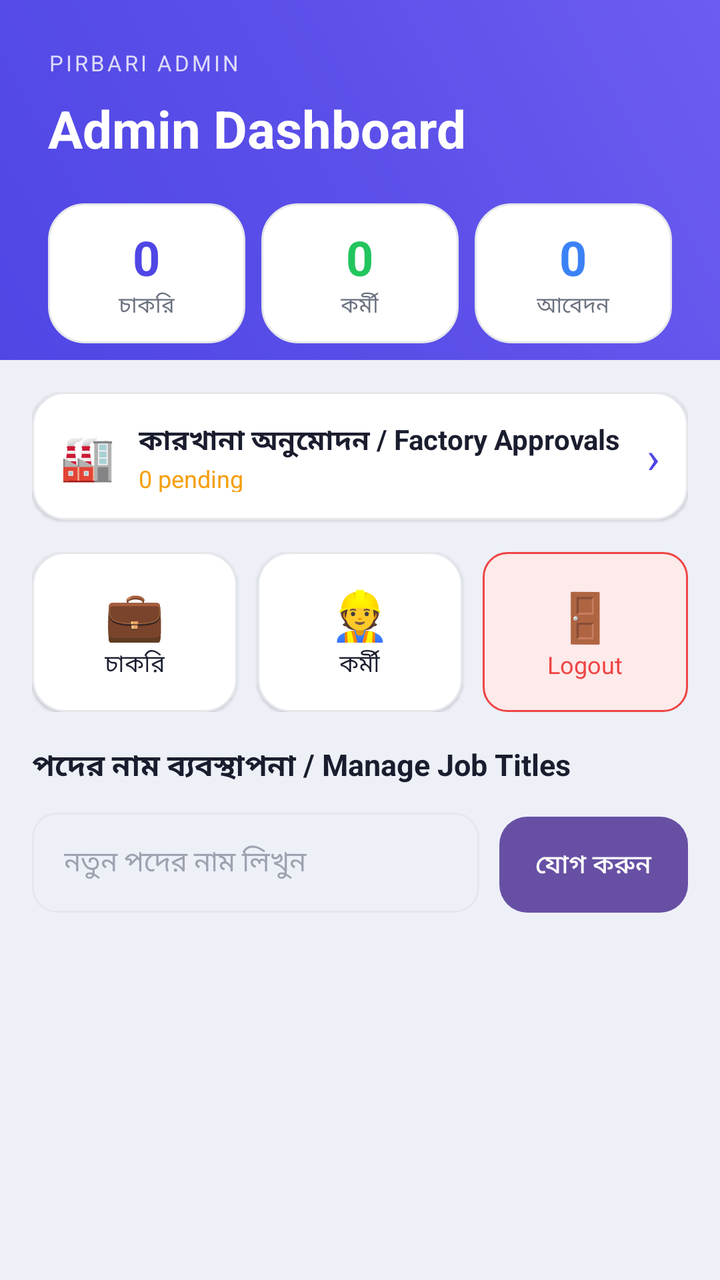
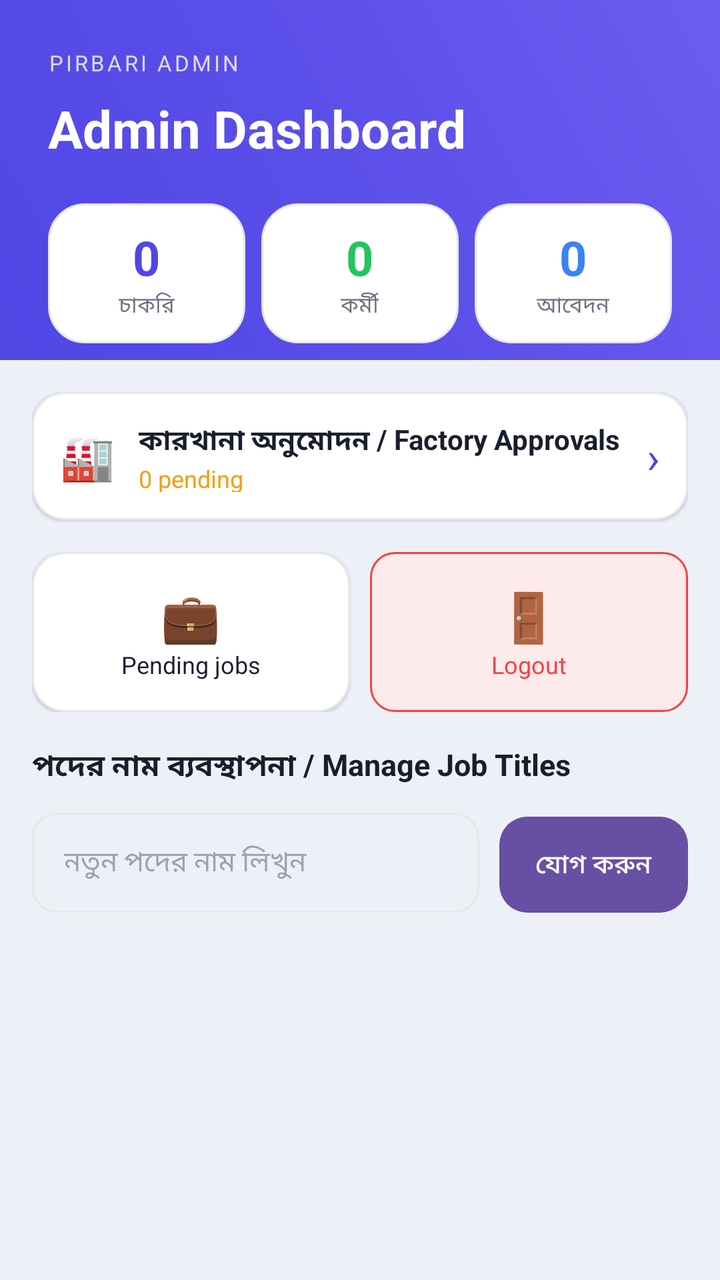

Before-and-after screenshots of an Android layout around one commit, followed by the original layout XML and the change that was made.
<!-- AndroidManifest.xml: application theme Theme.ShoeTA -->
<!-- res/layout/activity_admin_panel.xml -->
<?xml version="1.0" encoding="utf-8"?>
<LinearLayout xmlns:android="http://schemas.android.com/apk/res/android"
    android:layout_width="match_parent"
    android:layout_height="match_parent"
    android:orientation="vertical"
    android:background="@color/bg_page">

    <ScrollView
        android:layout_width="match_parent"
        android:layout_height="match_parent"
        android:overScrollMode="never">
        <LinearLayout
            android:layout_width="match_parent"
            android:layout_height="wrap_content"
            android:orientation="vertical">

            
            <LinearLayout
                android:layout_width="match_parent"
                android:layout_height="wrap_content"
                android:orientation="vertical"
                android:background="@drawable/bg_gradient_header"
                android:padding="24dp"
                android:paddingBottom="36dp">

                <TextView android:layout_width="wrap_content"
                    android:layout_height="wrap_content"
                    android:text="PIRBARI ADMIN"
                    android:textSize="11sp"
                    android:textColor="#DDDAF8"
                    android:letterSpacing="0.12"
                    android:layout_marginBottom="8dp"/>
                <TextView
                    android:layout_width="wrap_content"
                    android:layout_height="wrap_content"
                    android:text="Admin Dashboard"
                    android:textSize="26sp"
                    android:textStyle="bold"
                    android:textColor="#FFFFFF"
                    android:layout_marginBottom="20dp"/>

                
                <LinearLayout
                    android:layout_width="match_parent"
                    android:layout_height="wrap_content"
                    android:orientation="horizontal">
                    <LinearLayout
                        android:layout_width="0dp"
                        android:layout_height="70dp"
                        android:layout_weight="1"
                        android:orientation="vertical"
                        android:gravity="center"
                        android:background="@drawable/bg_stat_card"
                        android:layout_marginEnd="8dp">
                        <TextView
                            android:id="@+id/tvStatJobs"
                            android:layout_width="wrap_content"
                            android:layout_height="wrap_content"
                            android:text="0"
                            android:textSize="24sp"
                            android:textStyle="bold"
                            android:textColor="@color/accent_primary"/>
                        <TextView
                            android:layout_width="wrap_content"
                            android:layout_height="wrap_content"
                            android:text="চাকরি"
                            android:textSize="11sp"
                            android:textColor="@color/text_secondary"/>
                    </LinearLayout>
                    <LinearLayout
                        android:layout_width="0dp"
                        android:layout_height="70dp"
                        android:layout_weight="1"
                        android:orientation="vertical"
                        android:gravity="center"
                        android:background="@drawable/bg_stat_card"
                        android:layout_marginEnd="8dp">
                        <TextView
                            android:id="@+id/tvStatWorkers"
                            android:layout_width="wrap_content"
                            android:layout_height="wrap_content"
                            android:text="0"
                            android:textSize="24sp"
                            android:textStyle="bold"
                            android:textColor="@color/status_success"/>
                        <TextView
                            android:layout_width="wrap_content"
                            android:layout_height="wrap_content"
                            android:text="কর্মী"
                            android:textSize="11sp"
                            android:textColor="@color/text_secondary"/>
                    </LinearLayout>
                    <LinearLayout
                        android:layout_width="0dp"
                        android:layout_height="70dp"
                        android:layout_weight="1"
                        android:orientation="vertical"
                        android:gravity="center"
                        android:background="@drawable/bg_stat_card">
                        <TextView
                            android:id="@+id/tvStatApps"
                            android:layout_width="wrap_content"
                            android:layout_height="wrap_content"
                            android:text="0"
                            android:textSize="24sp"
                            android:textStyle="bold"
                            android:textColor="@color/status_info"/>
                        <TextView android:layout_width="wrap_content"
                            android:layout_height="wrap_content"
                            android:text="আবেদন"
                            android:textSize="11sp"
                            android:textColor="@color/text_secondary"/>
                    </LinearLayout>
                </LinearLayout>
            </LinearLayout>

            
            <LinearLayout android:layout_width="match_parent"
                android:layout_height="wrap_content"
                android:orientation="vertical"
                android:background="@color/bg_page"
                android:layout_marginTop="-16dp"
                android:padding="16dp">
                
                <LinearLayout
                    android:id="@+id/btnPendingFactories"
                    android:layout_width="match_parent"
                    android:layout_height="64dp"
                    android:orientation="horizontal"
                    android:gravity="center_vertical"
                    android:background="@drawable/bg_card"
                    android:padding="14dp"
                    android:layout_marginBottom="16dp"
                    android:clickable="true"
                    android:focusable="true"
                    android:elevation="1dp">
                    <TextView
                        android:layout_width="wrap_content"
                        android:layout_height="wrap_content"
                        android:text="🏭"
                        android:textSize="22sp"
                        android:layout_marginEnd="12dp"/>
                    <LinearLayout
                        android:layout_width="0dp"
                        android:layout_height="wrap_content"
                        android:layout_weight="1"
                        android:orientation="vertical">
                        <TextView
                            android:layout_width="wrap_content"
                            android:layout_height="wrap_content"
                            android:text="কারখানা অনুমোদন / Factory Approvals"
                            android:textSize="14sp"
                            android:textStyle="bold"
                            android:textColor="@color/text_primary"/>
                        <TextView
                            android:id="@+id/tvPendingCount"
                            android:layout_width="wrap_content"
                            android:layout_height="wrap_content"
                            android:text="0 pending"
                            android:textSize="12sp"
                            android:textColor="@color/status_warning"/>
                    </LinearLayout>
                    <TextView
                        android:layout_width="wrap_content"
                        android:layout_height="wrap_content"
                        android:text="›"
                        android:textSize="22sp"
                        android:textColor="@color/accent_primary"/>
                </LinearLayout>
                
                <LinearLayout
                    android:layout_width="match_parent"
                    android:layout_height="wrap_content"
                    android:orientation="horizontal"
                    android:layout_marginBottom="16dp">
                    <LinearLayout
                        android:id="@+id/btnManageJobs"
                        android:layout_width="0dp"
                        android:layout_height="80dp"
                        android:layout_weight="1"
                        android:orientation="vertical"
                        android:gravity="center"
                        android:background="@drawable/bg_card"
                        android:layout_marginEnd="10dp"
                        android:clickable="true"
                        android:focusable="true"
                        android:elevation="1dp">
                        <TextView
                            android:layout_width="wrap_content"
                            android:layout_height="wrap_content"
                            android:text="💼"
                            android:textSize="24sp"
                            android:gravity="center"/>
                        <TextView
                            android:layout_width="wrap_content"
                            android:layout_height="wrap_content"
                            android:text="চাকরি"
                            android:textSize="12sp"
                            android:textColor="@color/text_primary"
                            android:gravity="center"/>
                    </LinearLayout>
                    <LinearLayout
                        android:id="@+id/btnManageWorkers"
                        android:layout_width="0dp"
                        android:layout_height="80dp"
                        android:layout_weight="1"
                        android:orientation="vertical"
                        android:gravity="center"
                        android:background="@drawable/bg_card"
                        android:layout_marginEnd="10dp"
                        android:clickable="true"
                        android:focusable="true"
                        android:elevation="1dp">
                        <TextView
                            android:layout_width="wrap_content"
                            android:layout_height="wrap_content"
                            android:text="👷"
                            android:textSize="24sp"
                            android:gravity="center"/>
                        <TextView
                            android:layout_width="wrap_content"
                            android:layout_height="wrap_content"
                            android:text="কর্মী"
                            android:textSize="12sp"
                            android:textColor="@color/text_primary"
                            android:gravity="center"/>
                    </LinearLayout>
                    <LinearLayout
                        android:id="@+id/btnLogout"
                        android:layout_width="0dp"
                        android:layout_height="80dp"
                        android:layout_weight="1"
                        android:orientation="vertical"
                        android:gravity="center"
                        android:background="@drawable/bg_badge_error"
                        android:clickable="true"
                        android:focusable="true"
                        android:elevation="1dp">
                        <TextView
                            android:layout_width="wrap_content"
                            android:layout_height="wrap_content"
                            android:text="🚪"
                            android:textSize="24sp"
                            android:gravity="center"/>
                        <TextView
                            android:layout_width="wrap_content"
                            android:layout_height="wrap_content"
                            android:text="Logout"
                            android:textSize="12sp"
                            android:textColor="@color/status_error"
                            android:gravity="center"/>
                    </LinearLayout>
                </LinearLayout>

                
                <TextView android:layout_width="wrap_content"
                    android:layout_height="wrap_content"
                    android:text="পদের নাম ব্যবস্থাপনা / Manage Job Titles"
                    android:textSize="15sp"
                    android:textStyle="bold"
                    android:textColor="@color/text_primary"
                    android:layout_marginBottom="12dp"/>

                
                <LinearLayout
                    android:layout_width="match_parent"
                    android:layout_height="wrap_content"
                    android:orientation="horizontal"
                    android:layout_marginBottom="14dp">
                    <EditText
                        android:id="@+id/etNewJobTitle"
                        android:layout_width="0dp"
                        android:layout_height="50dp"
                        android:layout_weight="1"
                        android:hint="নতুন পদের নাম লিখুন"
                        android:background="@drawable/bg_input"
                        android:paddingStart="16dp"
                        android:paddingEnd="16dp"
                        android:textColor="@color/text_primary"
                        android:textColorHint="@color/text_hint"
                        android:textSize="14sp"
                        android:layout_marginEnd="10dp"/>
                    <Button
                        android:id="@+id/btnAddJobTitle"
                        android:layout_width="wrap_content"
                        android:layout_height="wrap_content"
                        android:text="যোগ করুন"
                        android:textSize="13sp"
                        android:textColor="@color/text_on_accent"
                        android:background="@drawable/bg_btn_primary"
                        android:paddingStart="18dp"
                        android:paddingEnd="18dp"/>
                </LinearLayout>

                
                <androidx.recyclerview.widget.RecyclerView
                    android:id="@+id/recyclerJobTitles"
                    android:layout_width="match_parent"
                    android:layout_height="wrap_content"
                    android:nestedScrollingEnabled="false"/>
            </LinearLayout>
        </LinearLayout>
    </ScrollView>
</LinearLayout>
<!-- resources referenced by this layout -->
<resources>
  <color name="accent_primary">#4F46E5</color>
  <color name="bg_page">#EEF0F8</color>
  <color name="status_error">#EF4444</color>
  <color name="status_info">#3B82F6</color>
  <color name="status_success">#22C55E</color>
  <color name="status_warning">#F59E0B</color>
  <color name="text_hint">#9CA3AF</color>
  <color name="text_on_accent">#FFFFFF</color>
  <color name="text_primary">#1A1D2E</color>
  <color name="text_secondary">#6B7280</color>
  <!-- drawable bg_badge_error (drawable) -->
  <?xml version="1.0" encoding="utf-8"?>
  <shape xmlns:android="http://schemas.android.com/apk/res/android"
      android:shape="rectangle">
      <solid android:color="#FDEAEA"/>
      <stroke android:width="1dp" android:color="@color/status_error"/>
      <corners android:radius="12dp"/>
      <padding android:left="10dp" android:top="4dp" android:right="10dp" android:bottom="4dp"/>
  </shape>
  <!-- drawable bg_btn_primary (drawable) -->
  <?xml version="1.0" encoding="utf-8"?>
  <shape xmlns:android="http://schemas.android.com/apk/res/android"
      android:shape="rectangle">
      <solid android:color="@color/accent_primary"/>
      <corners android:radius="14dp"/>
  </shape>
  <!-- drawable bg_card (drawable) -->
  <?xml version="1.0" encoding="utf-8"?>
  <shape xmlns:android="http://schemas.android.com/apk/res/android"
      android:shape="rectangle">
      <solid android:color="@color/bg_card"/>
      <stroke android:width="1dp" android:color="@color/divider"/>
      <corners android:radius="16dp"/>
  </shape>
  <!-- drawable bg_gradient_header (drawable) -->
  <?xml version="1.0" encoding="utf-8"?>
  <shape xmlns:android="http://schemas.android.com/apk/res/android"
      android:shape="rectangle">
      <gradient
          android:type="linear"
          android:angle="45"
          android:startColor="#4F46E5"
          android:centerColor="#5B4FE9"
          android:endColor="#6D5CF0"/>
  </shape>
  <!-- drawable bg_input (drawable) -->
  <?xml version="1.0" encoding="utf-8"?>
  <shape xmlns:android="http://schemas.android.com/apk/res/android"
      android:shape="rectangle">
      <solid android:color="@color/bg_page"/>
      <stroke android:width="1dp" android:color="@color/divider"/>
      <corners android:radius="12dp"/>
      <padding android:left="14dp" android:top="12dp" android:right="14dp" android:bottom="12dp"/>
  </shape>
  <!-- drawable bg_stat_card (drawable) -->
  <?xml version="1.0" encoding="utf-8"?>
  <shape xmlns:android="http://schemas.android.com/apk/res/android"
      android:shape="rectangle">
      <solid android:color="@color/bg_card"/>
      <stroke android:width="1dp" android:color="@color/divider"/>
      <corners android:radius="18dp"/>
  </shape>
  <style name="Theme.ShoeTA" parent="Base.Theme.ShoeTA" />
  <color name="bg_card">#FFFFFF</color>
  <color name="divider">#E5E7EB</color>
  <style name="Base.Theme.ShoeTA" parent="Theme.Material3.DayNight.NoActionBar">
          
          
      </style>
</resources>

<!-- the commit's change to res/layout/activity_admin_panel.xml (unified diff, before → after) -->
@@ -194,37 +194,12 @@
                         <TextView
                             android:layout_width="wrap_content"
                             android:layout_height="wrap_content"
-                            android:text="চাকরি"
+                            android:text="Pending jobs"
                             android:textSize="12sp"
                             android:textColor="@color/text_primary"
                             android:gravity="center"/>
                     </LinearLayout>
-                    <LinearLayout
-                        android:id="@+id/btnManageWorkers"
-                        android:layout_width="0dp"
-                        android:layout_height="80dp"
-                        android:layout_weight="1"
-                        android:orientation="vertical"
-                        android:gravity="center"
-                        android:background="@drawable/bg_card"
-                        android:layout_marginEnd="10dp"
-                        android:clickable="true"
-                        android:focusable="true"
-                        android:elevation="1dp">
-                        <TextView
-                            android:layout_width="wrap_content"
-                            android:layout_height="wrap_content"
-                            android:text="👷"
-                            android:textSize="24sp"
-                            android:gravity="center"/>
-                        <TextView
-                            android:layout_width="wrap_content"
-                            android:layout_height="wrap_content"
-                            android:text="কর্মী"
-                            android:textSize="12sp"
-                            android:textColor="@color/text_primary"
-                            android:gravity="center"/>
-                    </LinearLayout>
+
                     <LinearLayout
                         android:id="@+id/btnLogout"
                         android:layout_width="0dp"
